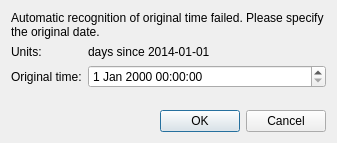
Old version of the form libs/geodata/netcdf/geodatanetcdfimporterdateselectdialog.ui in the repository i-RIC/prepost-gui.
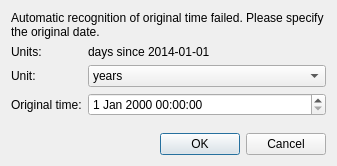
New version of the form.

Commit message: Closes i-RIC/prepost-gui#347

The edit to the form file:
```diff
--- a/libs/geodata/netcdf/geodatanetcdfimporterdateselectdialog.ui
+++ b/libs/geodata/netcdf/geodatanetcdfimporterdateselectdialog.ui
@@ -7,7 +7,7 @@
     <x>0</x>
     <y>0</y>
     <width>337</width>
-    <height>143</height>
+    <height>166</height>
    </rect>
   </property>
   <property name="windowTitle">
@@ -41,13 +41,49 @@
       </widget>
      </item>
      <item row="1" column="0">
+      <widget class="QLabel" name="importUnitsAsLabel">
+       <property name="text">
+        <string>Unit:</string>
+       </property>
+      </widget>
+     </item>
+     <item row="1" column="1">
+      <widget class="QComboBox" name="importUnitsAsComboBox">
+       <item>
+        <property name="text">
+         <string>years</string>
+        </property>
+       </item>
+       <item>
+        <property name="text">
+         <string>days</string>
+        </property>
+       </item>
+       <item>
+        <property name="text">
+         <string>hours</string>
+        </property>
+       </item>
+       <item>
+        <property name="text">
+         <string>minutes</string>
+        </property>
+       </item>
+       <item>
+        <property name="text">
+         <string>seconds</string>
+        </property>
+       </item>
+      </widget>
+     </item>
+     <item row="2" column="0">
       <widget class="QLabel" name="unitsLabel_2">
        <property name="text">
         <string>Original time:</string>
        </property>
       </widget>
      </item>
-     <item row="1" column="1">
+     <item row="2" column="1">
       <widget class="QDateTimeEdit" name="dateTimeEdit"/>
      </item>
     </layout>
```
Left out of the diff: 9 changed lines with no effect on the pictures. The commit also changes 3 other files.
